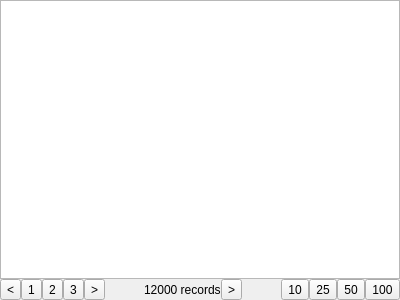
Above: dbview.ui from pile-contributors/dbview before the change. Below: the same form after it.
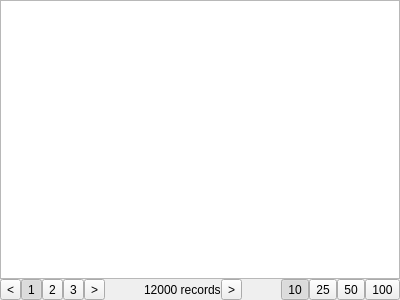
That is the form after the change.

```diff
--- a/dbview.ui
+++ b/dbview.ui
@@ -39,6 +39,15 @@
        <property name="text">
         <string>10</string>
        </property>
+       <property name="checkable">
+        <bool>true</bool>
+       </property>
+       <property name="checked">
+        <bool>true</bool>
+       </property>
+       <property name="toolButtonStyle">
+        <enum>Qt::ToolButtonTextOnly</enum>
+       </property>
       </widget>
      </item>
      <item>
@@ -81,6 +90,15 @@
        <property name="text">
         <string>1</string>
        </property>
+       <property name="checkable">
+        <bool>true</bool>
+       </property>
+       <property name="checked">
+        <bool>true</bool>
+       </property>
+       <property name="toolButtonStyle">
+        <enum>Qt::ToolButtonTextOnly</enum>
+       </property>
       </widget>
      </item>
      <item>
```
Left out of the diff: 30 changed lines with no effect on the pictures.
